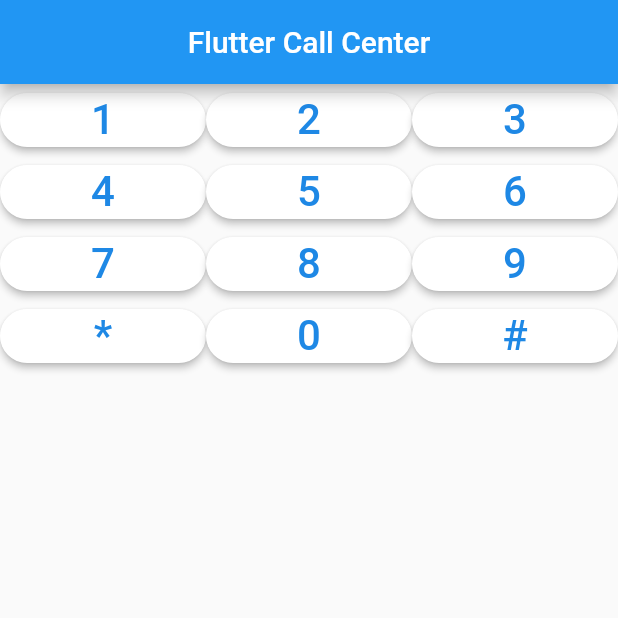
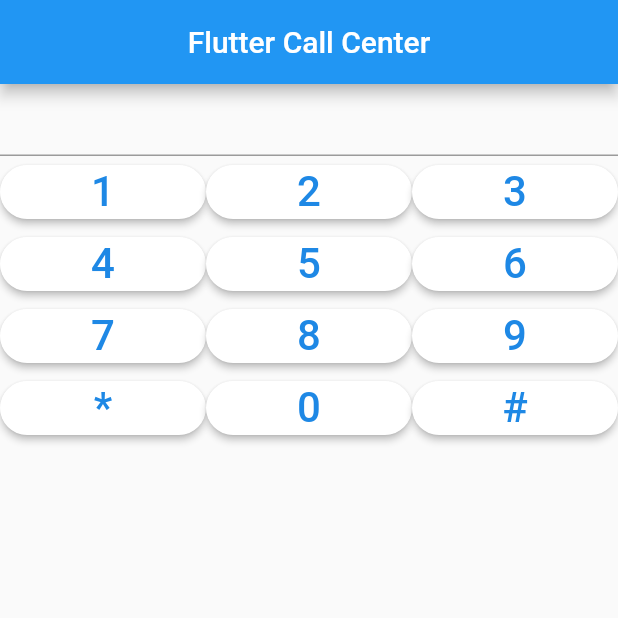
Before and after one commit to DiazMolina/dialog_call, a Flutter app: the screen it shows after launch, on a phone screen of 412 x 824 dp, the top half of it. Run offline on Flutter 3.47's test engine with Material 2 defaults, Android fonts, the phone set to English and light mode, and no system bars.

Commit message:
new release 0.3

```diff
--- a/lib/main.dart
+++ b/lib/main.dart
@@ -26,6 +26,7 @@ class MyHomePage extends StatelessWidget {
       body: Center(
         child: Column(
           children: <Widget>[
+
             NumPad()
           ],
         ),
--- a/lib/num_pad.dart
+++ b/lib/num_pad.dart
@@ -7,19 +7,33 @@ class NumPad extends StatefulWidget {
 }
 
 class _NumPadState extends State<NumPad> {
+  final controller =TextEditingController();
   @override
   Widget build(BuildContext context) {
-    return Table(
-      children: [
-        TableRow(children: ['1', '2', '3'].map(DigitToButton).toList()),
-        TableRow(children: ['4', '5', '6'].map(DigitToButton).toList()),
-        TableRow(children: ['7', '8', '9'].map(DigitToButton).toList()),
-        TableRow(children: ['*', '0', '#'].map(DigitToButton).toList()),
+
+    return Column(
+      children: <Widget>[
+        TextField(
+          controller: controller,
+          cursorColor: Colors.green,
+
+        ),
+        Table(
+          children: [
+            //TableRow(children: [DigitButton(onPressed: (){},text: "1",)]),
+            TableRow(children: ['1', '2', '3'].map(DigitToButton).toList()),
+            TableRow(children: ['4', '5', '6'].map(DigitToButton).toList()),
+            TableRow(children: ['7', '8', '9'].map(DigitToButton).toList()),
+            TableRow(children: ['*', '0', '#'].map(DigitToButton).toList()),
+          ],
+        ),
       ],
     );
   }
 
   DigitButton DigitToButton(String digit) {
-    return DigitButton(text: digit, onPressed: () {});
+    return DigitButton(text: digit, onPressed: () {
+      controller.text = controller.text + digit;
+    });
   }
 }
```
